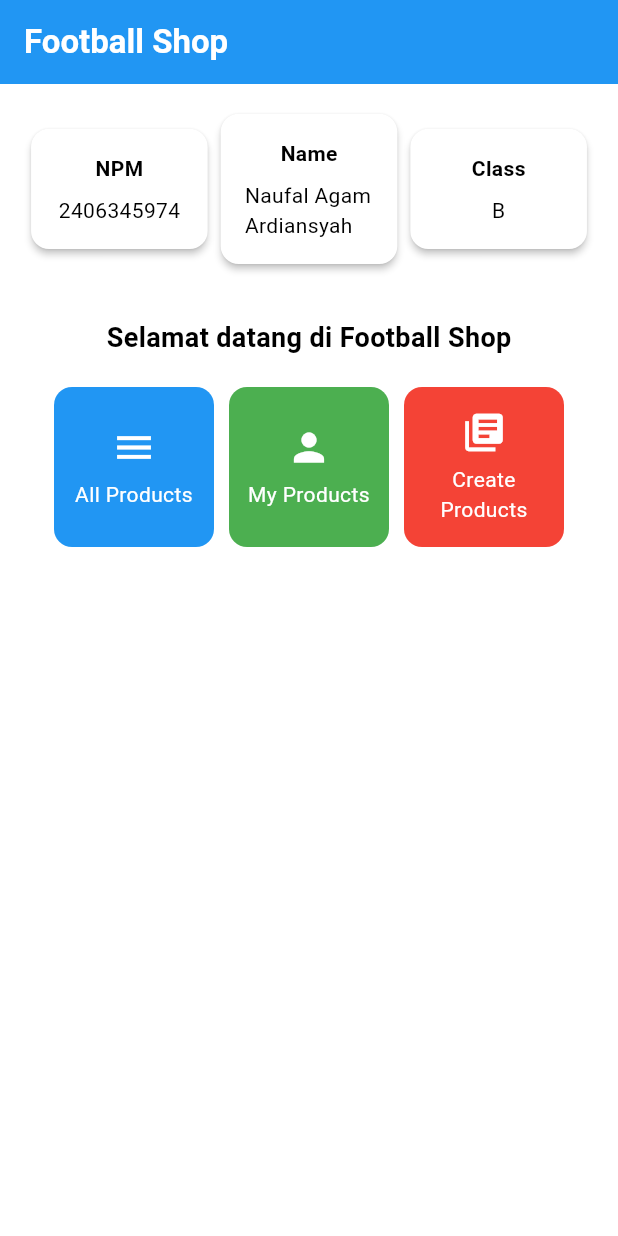
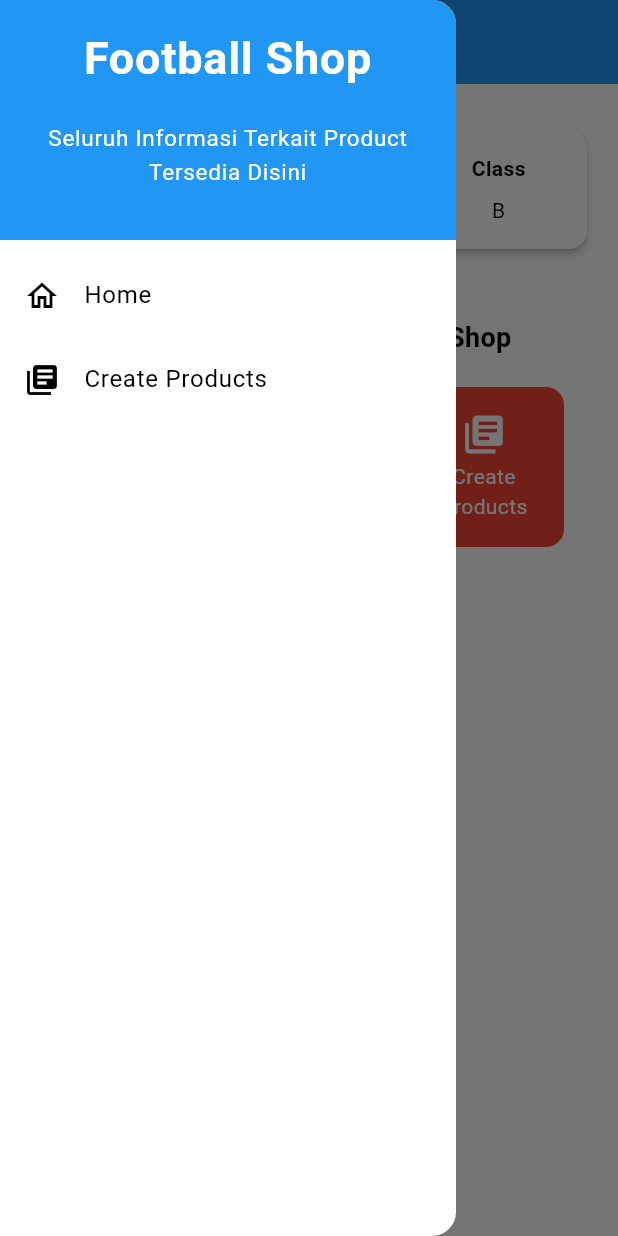
Before and after one commit to Agam1025/football-shop-mobile, a Flutter app: the screen it shows after launch, with the side drawer open (before the commit the screen has no drawer), on a phone screen of 412 x 824 dp. Run offline on Flutter 3.47's test engine with Material 3 defaults, Android fonts, the phone set to English and light mode, and no system bars.

Commit message:
commit final agam

```diff
--- a/football_shop/lib/main.dart
+++ b/football_shop/lib/main.dart
@@ -1,4 +1,4 @@
-import 'package:football_shop/menu.dart';
+import 'package:football_shop/screens/menu.dart';
 import 'package:flutter/material.dart';
 
 void main() {
--- a/football_shop/lib/menu.dart
+++ b/football_shop/lib/screens/menu.dart
@@ -1,4 +1,6 @@
 import 'package:flutter/material.dart';
+import 'package:football_shop/screens/productslist_form.dart';
+import 'package:football_shop/widgets/left_drawer.dart'; // ✅ tambahkan import drawer
 
 class MyHomePage extends StatelessWidget {
   MyHomePage({super.key});
@@ -12,28 +14,27 @@ class MyHomePage extends StatelessWidget {
     ItemHomepage("My Products", Icons.person, Colors.green),
     ItemHomepage("Create Products", Icons.library_books, Colors.red),
   ];
+
   @override
   Widget build(BuildContext context) {
-    // Scaffold menyediakan struktur dasar halaman dengan AppBar dan body.
     return Scaffold(
-      // AppBar adalah bagian atas halaman yang menampilkan judul.
+      // ✅ Tambahkan Drawer di sini supaya tombol hamburger muncul
+      drawer: const LeftDrawer(),
+
       appBar: AppBar(
-        // Judul aplikasi "Football News" dengan teks putih dan tebal.
         title: const Text(
           'Football Shop',
           style: TextStyle(color: Colors.white, fontWeight: FontWeight.bold),
         ),
-        // Warna latar belakang AppBar diambil dari skema warna tema aplikasi.
         backgroundColor: Theme.of(context).colorScheme.primary,
       ),
-      // Body halaman dengan padding di sekelilingnya.
+
       body: Padding(
         padding: const EdgeInsets.all(16.0),
-        // Menyusun widget secara vertikal dalam sebuah kolom.
         child: Column(
           crossAxisAlignment: CrossAxisAlignment.center,
           children: [
-            // Row untuk menampilkan 3 InfoCard secara horizontal.
+            // Baris InfoCard
             Row(
               mainAxisAlignment: MainAxisAlignment.spaceEvenly,
               children: [
@@ -43,15 +44,11 @@ class MyHomePage extends StatelessWidget {
               ],
             ),
 
-            // Memberikan jarak vertikal 16 unit.
             const SizedBox(height: 16.0),
 
-            // Menempatkan widget berikutnya di tengah halaman.
             Center(
               child: Column(
-                // Menyusun teks dan grid item secara vertikal.
                 children: [
-                  // Menampilkan teks sambutan dengan gaya tebal dan ukuran 18.
                   const Padding(
                     padding: EdgeInsets.only(top: 16.0),
                     child: Text(
@@ -63,17 +60,14 @@ class MyHomePage extends StatelessWidget {
                     ),
                   ),
 
-                  // Grid untuk menampilkan ItemCard dalam bentuk grid 3 kolom.
+                  // Grid Items
                   GridView.count(
                     primary: true,
                     padding: const EdgeInsets.all(20),
                     crossAxisSpacing: 10,
                     mainAxisSpacing: 10,
                     crossAxisCount: 3,
-                    // Agar grid menyesuaikan tinggi kontennya.
                     shrinkWrap: true,
-
-                    // Menampilkan ItemCard untuk setiap item dalam list items.
                     children: items.map((ItemHomepage item) {
                       return ItemCard(item);
                     }).toList(),
@@ -88,26 +82,20 @@ class MyHomePage extends StatelessWidget {
   }
 }
 
+// === InfoCard Widget ===
 class InfoCard extends StatelessWidget {
-  // Kartu informasi yang menampilkan title dan content.
-
-  final String title; // Judul kartu.
-  final String content; // Isi kartu.
+  final String title;
+  final String content;
 
   const InfoCard({super.key, required this.title, required this.content});
 
   @override
   Widget build(BuildContext context) {
     return Card(
-      // Membuat kotak kartu dengan bayangan dibawahnya.
       elevation: 2.0,
       child: Container(
-        // Mengatur ukuran dan jarak di dalam kartu.
-        width:
-            MediaQuery.of(context).size.width /
-            3.5, // menyesuaikan dengan lebar device yang digunakan.
+        width: MediaQuery.of(context).size.width / 3.5,
         padding: const EdgeInsets.all(16.0),
-        // Menyusun title dan content secara vertikal.
         child: Column(
           children: [
             Text(title, style: const TextStyle(fontWeight: FontWeight.bold)),
@@ -120,6 +108,7 @@ class InfoCard extends StatelessWidget {
   }
 }
 
+// === ItemHomepage class ===
 class ItemHomepage {
   final String name;
   final IconData icon;
@@ -128,9 +117,8 @@ class ItemHomepage {
   ItemHomepage(this.name, this.icon, this.color);
 }
 
+// === ItemCard Widget ===
 class ItemCard extends StatelessWidget {
-  // Menampilkan kartu dengan ikon dan nama.
-
   final ItemHomepage item;
 
   const ItemCard(this.item, {super.key});
@@ -138,15 +126,11 @@ class ItemCard extends StatelessWidget {
   @override
   Widget build(BuildContext context) {
     return Material(
-      // Menentukan warna latar belakang dari tema aplikasi.
-      color: item.color,
-      // Membuat sudut kartu melengkung.
+      color: item.color, // ✅ pakai warna item, bukan dari theme
       borderRadius: BorderRadius.circular(12),
-
       child: InkWell(
-        // Aksi ketika kartu ditekan.
         onTap: () {
-          // Menampilkan pesan SnackBar saat kartu ditekan.
+          // Snackbar
           ScaffoldMessenger.of(context)
             ..hideCurrentSnackBar()
             ..showSnackBar(
@@ -154,17 +138,24 @@ class ItemCard extends StatelessWidget {
                 content: Text("Kamu telah menekan tombol ${item.name}!"),
               ),
             );
+
+          // ✅ Navigasi ke halaman Create Products
+          if (item.name == "Create Products") {
+            Navigator.push(
+              context,
+              MaterialPageRoute(builder: (context) => const ProductsFormPage()),
+            );
+          }
         },
-        // Container untuk menyimpan Icon dan Text
+
         child: Container(
           padding: const EdgeInsets.all(8),
           child: Center(
             child: Column(
-              // Menyusun ikon dan teks di tengah kartu.
               mainAxisAlignment: MainAxisAlignment.center,
               children: [
                 Icon(item.icon, color: Colors.white, size: 30.0),
-                const Padding(padding: EdgeInsets.all(3)),
+                const SizedBox(height: 3),
                 Text(
                   item.name,
                   textAlign: TextAlign.center,
--- /dev/null
+++ b/football_shop/lib/widgets/left_drawer.dart
@@ -0,0 +1,73 @@
+import 'package:flutter/material.dart';
+import 'package:football_shop/screens/menu.dart';
+import 'package:football_shop/screens/productslist_form.dart';
+
+class LeftDrawer extends StatelessWidget {
+  const LeftDrawer({super.key});
+
+  @override
+  Widget build(BuildContext context) {
+    return Drawer(
+      child: ListView(
+        children: [
+          const DrawerHeader(
+            decoration: BoxDecoration(
+              color: Colors.blue,
+            ),
+            child: Column(
+              children: [
+                Text(
+                  'Football Shop',
+                  textAlign: TextAlign.center,
+                  style: TextStyle(
+                    fontSize: 30,
+                    fontWeight: FontWeight.bold,
+                    color: Colors.white,
+                  ),
+                ),
+                Padding(padding: EdgeInsets.all(10)),
+                Text(
+                  "Seluruh Informasi Terkait Product Tersedia Disini",
+                  textAlign: TextAlign.center,
+                  style: TextStyle(
+                    fontSize: 15,
+                    color: Colors.white,
+                    fontWeight: FontWeight.normal,
+                  ),
+                ),
+              ],
+            ),
+          ),
+
+          // ✅ Menu ke halaman Home
+          ListTile(
+            leading: const Icon(Icons.home_outlined),
+            title: const Text('Home'),
+            onTap: () {
+              Navigator.pushReplacement(
+                context,
+                MaterialPageRoute(
+                  builder: (context) => MyHomePage(),
+                ),
+              );
+            },
+          ),
+
+          // ✅ Menu ke halaman Create Products
+          ListTile(
+            leading: const Icon(Icons.library_books),
+            title: const Text('Create Products'),
+            onTap: () {
+              Navigator.pushReplacement(
+                context,
+                MaterialPageRoute(
+                  builder: (context) => const ProductsFormPage(),
+                ),
+              );
+            },
+          ),
+        ],
+      ),
+    );
+  }
+}
--- /dev/null
+++ b/football_shop/lib/widgets/products_card.dart
@@ -0,0 +1,71 @@
+import 'package:flutter/material.dart';
+import 'package:football_shop/screens/productslist_form.dart';
+
+
+class ItemCard extends StatelessWidget {
+  // Menampilkan kartu dengan ikon dan nama.
+
+  final ItemHomepage item;
+
+  const ItemCard(this.item, {super.key});
+
+  @override
+  Widget build(BuildContext context) {
+    return Material(
+      // Menentukan warna latar belakang dari tema aplikasi.
+      color: Theme.of(context).colorScheme.secondary,
+      // Membuat sudut kartu melengkung.
+      borderRadius: BorderRadius.circular(12),
+
+      child: InkWell(
+        // Aksi ketika kartu ditekan.
+        // Area responsif terhadap sentuhan
+        onTap: () {
+          // Memunculkan SnackBar ketika diklik
+          ScaffoldMessenger.of(context)
+            ..hideCurrentSnackBar()
+            ..showSnackBar(SnackBar(
+                content: Text("Kamu telah menekan tombol ${item.name}!")));
+
+          // Navigate ke route yang sesuai (tergantung jenis tombol)
+          if (item.name == "Add Products") {
+            // TODO: Gunakan Navigator.push untuk melakukan navigasi ke MaterialPageRoute yang mencakup NewsFormPage.
+            Navigator.push(
+              context,
+              MaterialPageRoute(
+                builder: (context) => const ProductsFormPage(),
+              ),
+            );
+          }
+
+        },
+        // Container untuk menyimpan Icon dan Text
+        child: Container(
+          padding: const EdgeInsets.all(8),
+          child: Center(
+            child: Column(
+              // Menyusun ikon dan teks di tengah kartu.
+              mainAxisAlignment: MainAxisAlignment.center,
+              children: [
+                Icon(item.icon, color: Colors.white, size: 30.0),
+                const Padding(padding: EdgeInsets.all(3)),
+                Text(
+                  item.name,
+                  textAlign: TextAlign.center,
+                  style: const TextStyle(color: Colors.white),
+                ),
+              ],
+            ),
+          ),
+        ),
+      ),
+    );
+  }
+}
+
+class ItemHomepage {
+  final String name;
+  final IconData icon;
+
+  ItemHomepage(this.name, this.icon);
+}
```
Also changed, not shown: football_shop/lib/screens/productslist_form.dart (added, +257 -0 lines), 1 other file.
